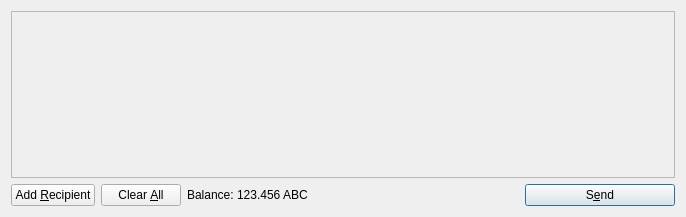
This is src/qt/forms/sendcoinsdialog.ui in owjem/abcmint as Qt 5 draws it before an edit. The edited form follows.
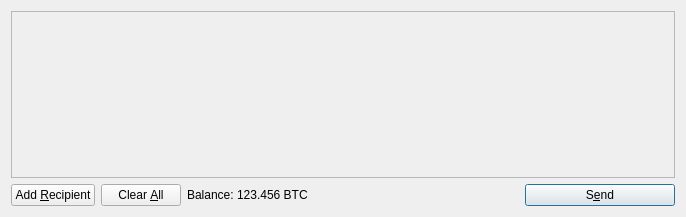
This is the edited form. Icons and pictures are not drawn.

The edit to the form file:
```diff
--- a/src/qt/forms/sendcoinsdialog.ui
+++ b/src/qt/forms/sendcoinsdialog.ui
@@ -119,7 +119,7 @@
           <cursorShape>IBeamCursor</cursorShape>
          </property>
          <property name="text">
-          <string>123.456 ABC</string>
+          <string>123.456 BTC</string>
          </property>
          <property name="textInteractionFlags">
           <set>Qt::LinksAccessibleByMouse|Qt::TextSelectableByKeyboard|Qt::TextSelectableByMouse</set>
```
